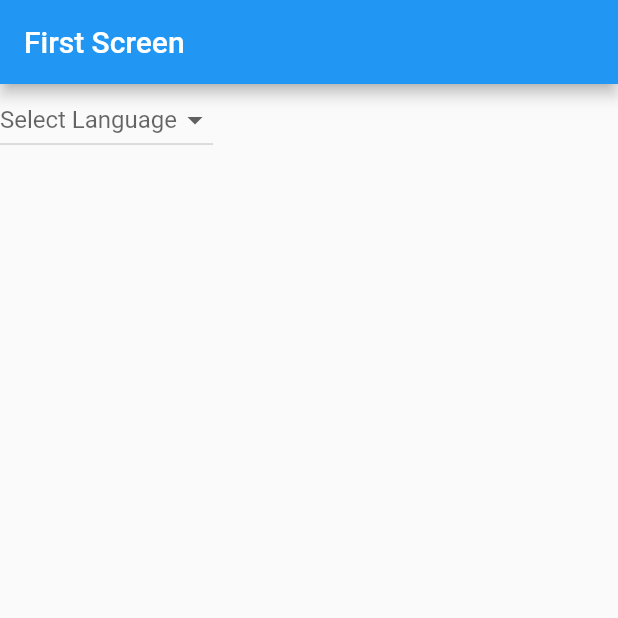
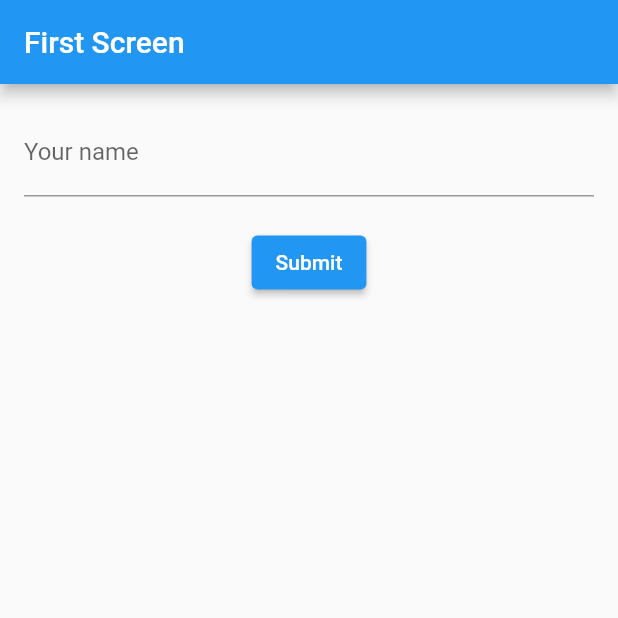
Before and after one commit to danamulyana/belajar-flutter-dasar, a Flutter app: the screen it shows after launch, on a phone screen of 412 x 824 dp, the top half of it. Run offline on Flutter 3.47's test engine with Material 2 defaults, Android fonts, the light colour scheme and no system bars.

Commit message:
onchanged input widget

```diff
--- a/lib/main.dart
+++ b/lib/main.dart
@@ -26,7 +26,7 @@ class FirstScreen extends StatefulWidget{
 }
 
 class _FirstScreenState extends State<FirstScreen>{
-  String? language;
+  String _name = '';
 
   @override
   Widget build(BuildContext context){
@@ -34,20 +34,37 @@ class _FirstScreenState extends State<FirstScreen>{
       appBar: AppBar(
         title: const Text('First Screen'),
       ),
-      body: DropdownButton<String>(
-        items: const <DropdownMenuItem<String>>[
-          DropdownMenuItem<String>(value: 'dart',child: Text('Dart')),
-          DropdownMenuItem<String>(value: 'Kotlin',child: Text('Kotlin')),
-          DropdownMenuItem<String>(value: 'Swift',child: Text('Swift')),
-        ],
-        value: language,
-        hint: const Text('Select Language'),
-        onChanged: (String? value){
-          setState(() {
-            language = value;
-          });
-        },
-      ),
+      body: Padding(
+        padding: const EdgeInsets.all(16.0),
+        child: Column(
+          children: [
+            TextField(
+              decoration: const InputDecoration(
+                hintText: 'Write your name here...',
+                labelText: 'Your name',
+              ),
+              onChanged: (String value){
+                setState(() {
+                  _name = value;
+                });
+              },
+            ),
+            const SizedBox(height: 20),
+            ElevatedButton(
+                child: const Text('Submit'),
+                onPressed: (){
+                  showDialog(
+                      context: context,
+                      builder: (context){
+                            return AlertDialog(
+                              content: Text('Hello, $_name'),
+                            );
+                      });
+                },
+            )
+          ],
+        ),
+      )
     );
   }
 }
```
